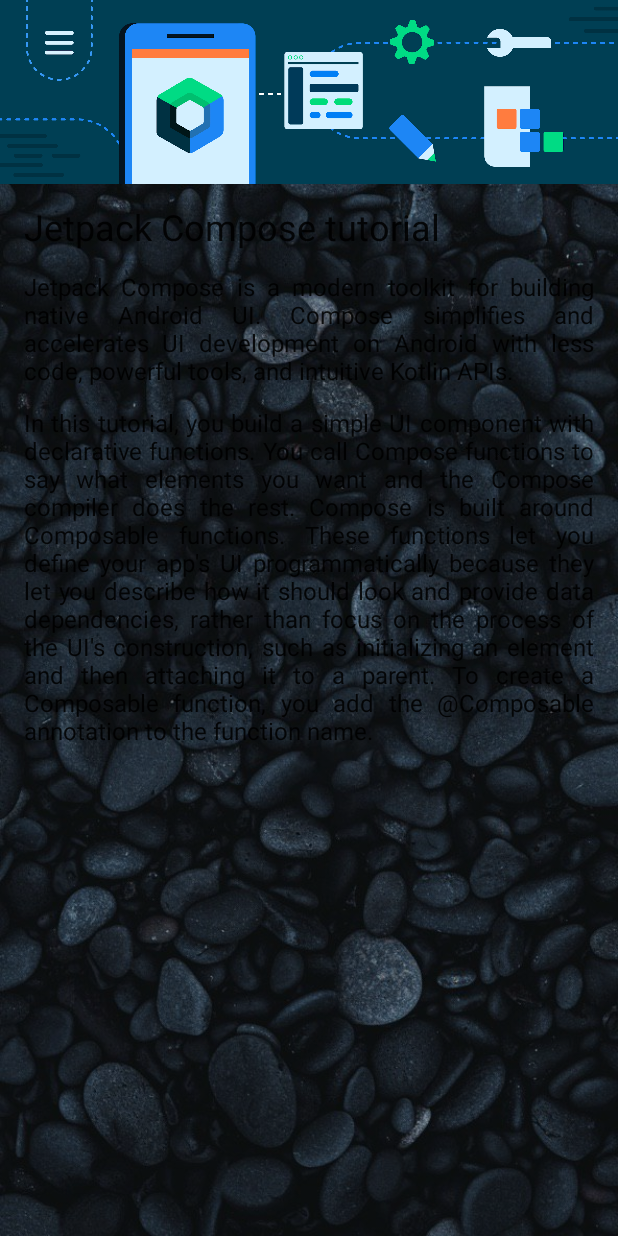
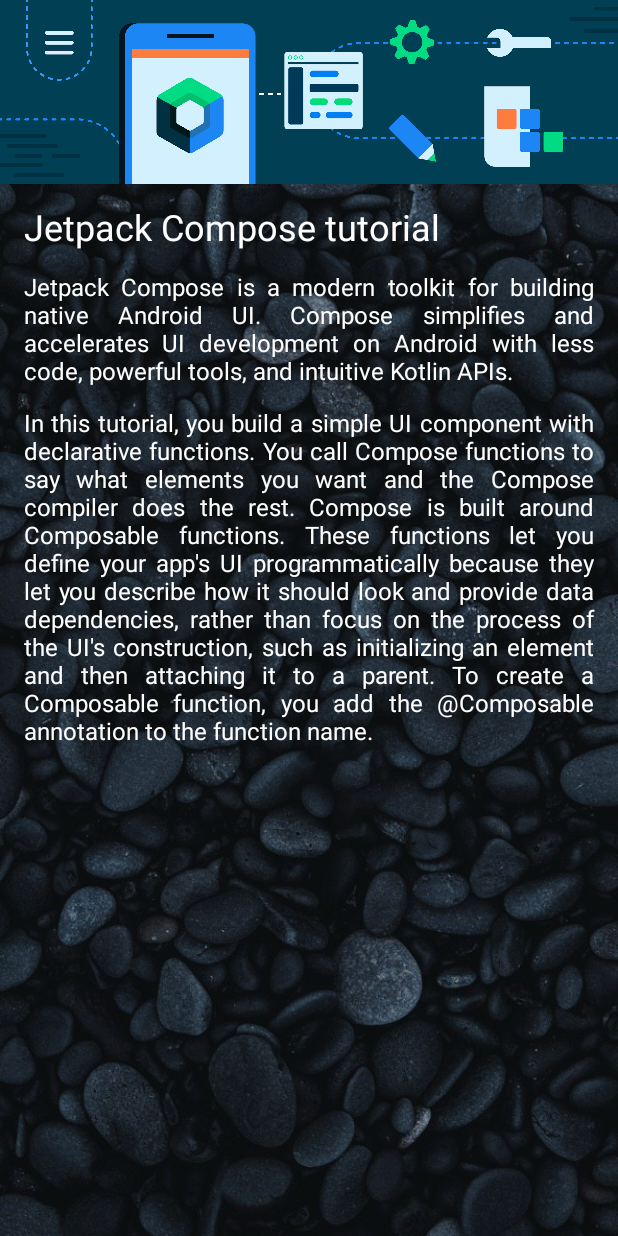
Before and after one commit to sameemul-haque/Android-Basics-with-Compose-Tutorial, an Android app built with Jetpack Compose: the screen it shows after launch (MainActivity), on a phone screen of 412 x 824 dp. Run offline under Robolectric (Android 15) with nearby library versions, the phone set to English and light mode, and no system bars.

Commit message:
text color set to white.

```diff
--- a/app/src/main/java/com/samhaqk/composearticle/MainActivity.kt
+++ b/app/src/main/java/com/samhaqk/composearticle/MainActivity.kt
@@ -73,18 +73,21 @@
             Column {
                 Text(
                     text = heading,
+                    color = Color.White,
                     fontSize = 24.sp,
                     modifier = Modifier
                         .padding(16.dp)
                 )
                 Text(
                     text = short_para,
+                    color = Color.White,
                     textAlign = TextAlign.Justify,
                     modifier = Modifier
                         .padding(start = 16.dp, end = 16.dp)
                 )
                 Text(
                     text = long_para,
+                    color = Color.White,
                     textAlign = TextAlign.Justify,
                     modifier = Modifier
                         .padding(16.dp)
```
